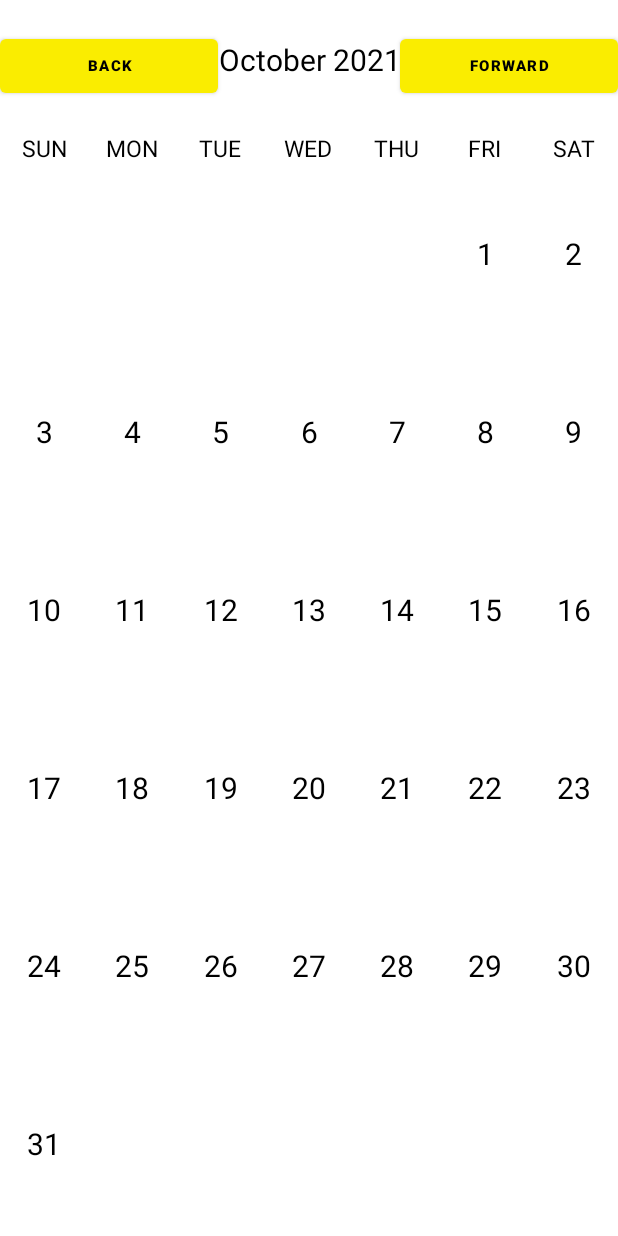
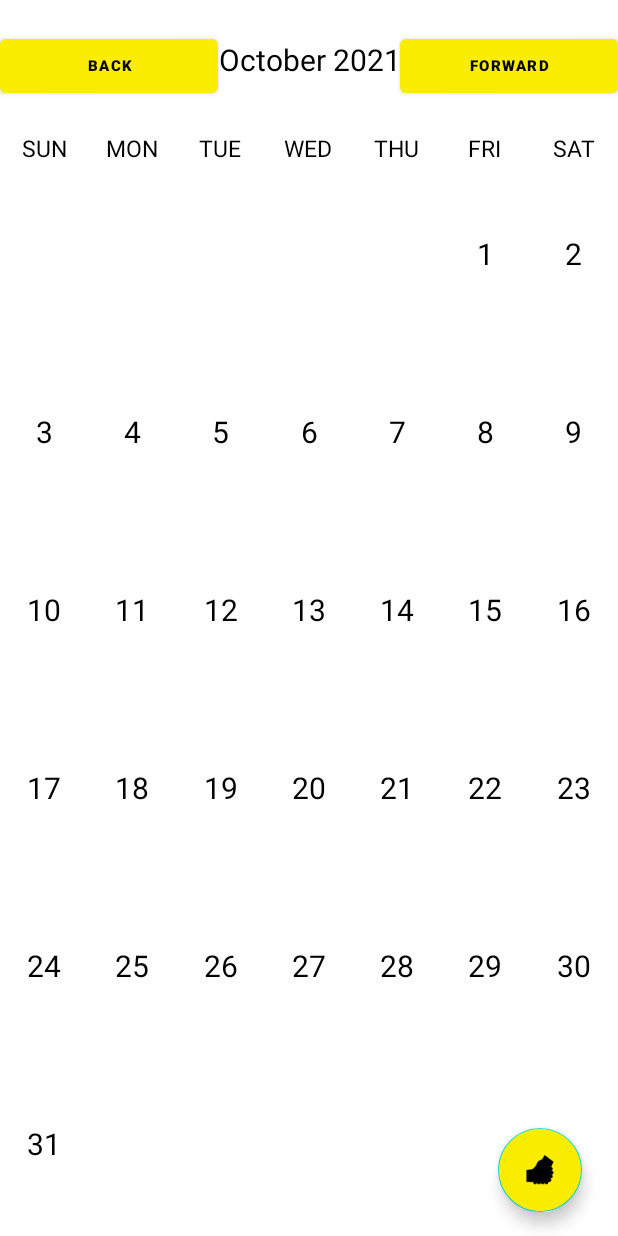
Before and after one commit to CP3405-2021-Team-StickyNotes/StickyOS, an Android app: the CalendarActivity screen opened directly, with no data from a screen before it, on a phone screen of 412 x 824 dp. Run offline under Robolectric (Android 15) with nearby library versions, the phone set to English and light mode, and no system bars.

Commit message:
Changes to work on Phone

```diff
--- a/app/src/main/java/au/edu/jcu/cp3406/stickyos/CalendarActivity.java
+++ b/app/src/main/java/au/edu/jcu/cp3406/stickyos/CalendarActivity.java
@@ -23,6 +23,7 @@ public class CalendarActivity extends AppCompatActivity implements CalendarAdapt
     private TextView monthYearText;
     private RecyclerView calendarRecyclerView;
     private LocalDate selectedDate;
+    private DraggableFAB calendarFAB;
 
     @RequiresApi(api = Build.VERSION_CODES.O)
     @Override
@@ -37,7 +38,8 @@ public class CalendarActivity extends AppCompatActivity implements CalendarAdapt
     private void initWidgets() {
         calendarRecyclerView = findViewById(R.id.calanderRecycler);
         monthYearText = findViewById(R.id.monthYearTextView);
-
+        calendarFAB = findViewById(R.id.calendar_help);
+        // Add Intent Here
     }
     @RequiresApi(api = Build.VERSION_CODES.O)
     private void setMonthView() {
--- a/app/src/main/res/layout/activity_add_contact_tutorial.xml
+++ b/app/src/main/res/layout/activity_add_contact_tutorial.xml
@@ -11,8 +11,8 @@
         android:id="@+id/beginAddContact"
         android:layout_width="wrap_content"
         android:layout_height="wrap_content"
-        android:layout_marginLeft="140dp"
-        android:layout_marginTop="135dp"
+        android:layout_marginLeft="170dp"
+        android:layout_marginTop="230dp"
         android:scaleType="centerInside"
         android:text="BEGIN" />
 
--- a/app/src/main/res/layout/activity_calendar.xml
+++ b/app/src/main/res/layout/activity_calendar.xml
@@ -1,11 +1,32 @@
 <?xml version="1.0" encoding="utf-8"?>
-<LinearLayout xmlns:android="http://schemas.android.com/apk/res/android"
+ <androidx.constraintlayout.widget.ConstraintLayout xmlns:android="http://schemas.android.com/apk/res/android"
     xmlns:app="http://schemas.android.com/apk/res-auto"
     xmlns:tools="http://schemas.android.com/tools"
+    android:layout_width="match_parent"
+    android:layout_height="match_parent">
+
+    <au.edu.jcu.cp3406.stickyos.DraggableFAB
+        android:id="@+id/calendar_help"
+        android:layout_width="wrap_content"
+        android:layout_height="wrap_content"
+        android:layout_marginEnd="24dp"
+        android:layout_marginBottom="16dp"
+        android:backgroundTint="#FAED00"
+        android:clickable="true"
+        android:focusable="true"
+        app:elevation="6dp"
+        app:fabSize="normal"
+        app:layout_constraintBottom_toBottomOf="parent"
+        app:layout_constraintEnd_toEndOf="parent"
+        app:srcCompat="@drawable/icon_helping_hand"
+        tools:ignore="SpeakableTextPresentCheck" />
+
+<LinearLayout
     android:layout_width="match_parent"
     android:layout_height="match_parent"
     android:orientation="vertical"
     tools:context=".CalendarActivity">
+
     <LinearLayout
         android:layout_width="match_parent"
         android:layout_height="wrap_content"
@@ -131,4 +152,8 @@
         android:layout_height="match_parent">
     </androidx.recyclerview.widget.RecyclerView>
 
+
+
 </LinearLayout>
+
+</androidx.constraintlayout.widget.ConstraintLayout>
--- a/app/src/main/res/layout/activity_contacts_tutuorial.xml
+++ b/app/src/main/res/layout/activity_contacts_tutuorial.xml
@@ -11,8 +11,8 @@
         android:id="@+id/addContact"
         android:layout_width="wrap_content"
         android:layout_height="wrap_content"
-        android:layout_marginLeft="260dp"
-        android:layout_marginTop="5dp"
+        android:layout_marginLeft="320dp"
+        android:layout_marginTop="15dp"
         android:scaleType="centerInside"
         android:src="@drawable/plus"
         app:srcCompat="@android:drawable/btn_dialog" />
```
